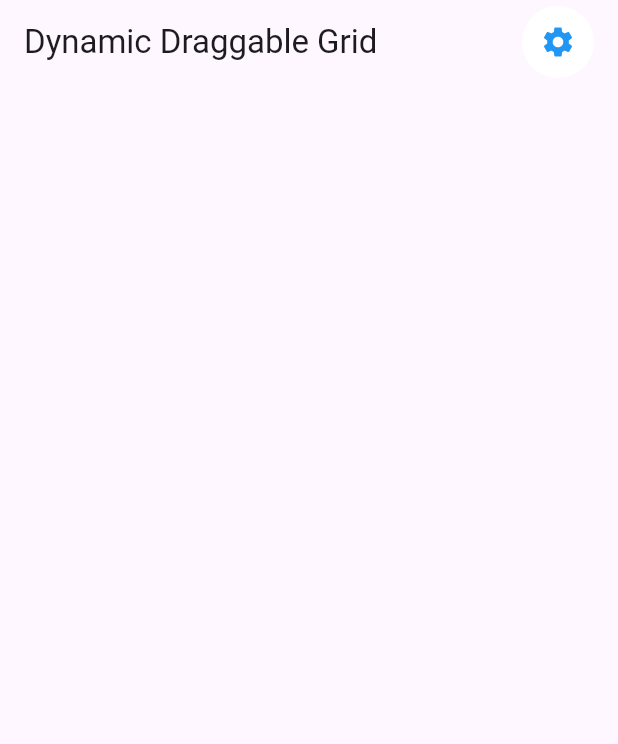
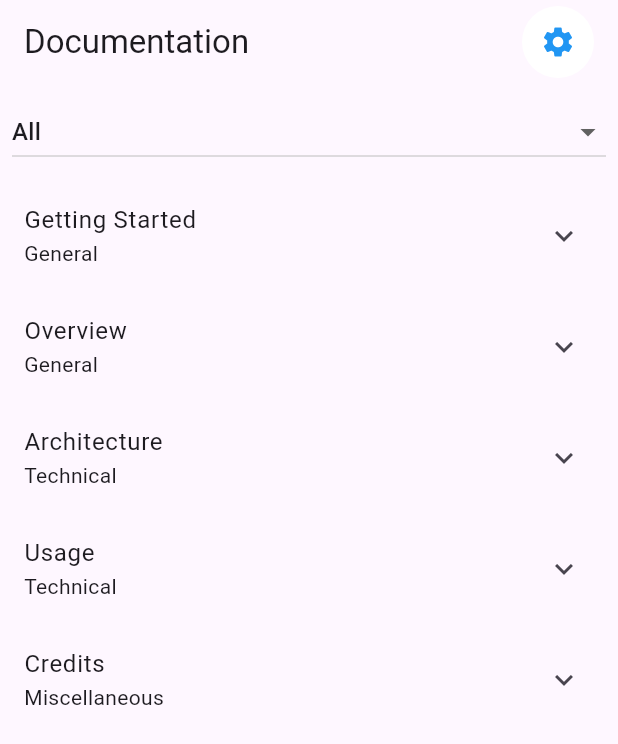
Before and after one commit to algamesh/alga_configui, a Flutter app: the screen it shows after launch, on a phone screen of 412 x 824 dp. Shown: the top 744 px of the screen. Run offline on Flutter 3.47's test engine with Material 3 defaults, Android fonts, the phone set to English and light mode, and no system bars; our stand-ins replace shared_preferences; missing offline and left inert: dart_datakit.

Commit message:
feat: config ui init

```diff
--- a/example/lib/main.dart
+++ b/example/lib/main.dart
@@ -11,18 +11,77 @@ class ExampleApp extends StatelessWidget {
   @override
   Widget build(BuildContext context) {
     return MaterialApp(
-      title: 'Config UI Example >>>>>>>>>>>>>>>',
+      title: 'Alga Config UIKit Example',
       theme: ThemeData(
         primarySwatch: Colors.blue,
       ),
-      home: const MainScreen(),
+      home: const DocumentationPage(),
     );
   }
 }
 
-class MainScreen extends StatelessWidget {
-  const MainScreen({Key? key}) : super(key: key);
+/// A Documentation Page which displays a list of facts that can be filtered and collapsed.
+///
+/// Each fact is represented as an [ExpansionTile] that can be expanded to show more details.
+class DocumentationPage extends StatefulWidget {
+  const DocumentationPage({Key? key}) : super(key: key);
 
+  @override
+  _DocumentationPageState createState() => _DocumentationPageState();
+}
+
+class _DocumentationPageState extends State<DocumentationPage> {
+  // List of facts to display.
+  final List<FactItem> _allFacts = [
+    FactItem(
+      category: 'General',
+      title: 'Getting Started',
+      description:
+          'Use the circular button in the app bar to enter the configui view.',
+    ),
+    FactItem(
+      category: 'General',
+      title: 'Overview',
+      description:
+          'configui serves to provide consistent and clean way to interact with app configurations.',
+    ),
+    FactItem(
+      category: 'Technical',
+      title: 'Architecture',
+      description: 'Package will read and write Datacat objects.',
+    ),
+    FactItem(
+      category: 'Technical',
+      title: 'Usage',
+      description:
+          'configui attachment provides apps a one stop view access to their configurations.',
+    ),
+    FactItem(
+      category: 'Miscellaneous',
+      title: 'Credits',
+      description: 'tchan',
+    ),
+  ];
+
+  // Currently selected category filter.
+  String _selectedCategory = 'All';
+
+  /// Returns a list of all unique categories with an initial 'All' option.
+  List<String> get _categories {
+    final categories = _allFacts.map((f) => f.category).toSet().toList();
+    categories.sort();
+    return ['All', ...categories];
+  }
+
+  /// Returns the list of facts filtered by the selected category.
+  List<FactItem> get _filteredFacts {
+    if (_selectedCategory == 'All') return _allFacts;
+    return _allFacts
+        .where((fact) => fact.category == _selectedCategory)
+        .toList();
+  }
+
+  /// Navigates to the configuration page.
   void _goToConfigPage(BuildContext context) {
     Navigator.push(
       context,
@@ -34,7 +93,7 @@ class MainScreen extends StatelessWidget {
   Widget build(BuildContext context) {
     return Scaffold(
       appBar: AppBar(
-        title: const Text('Dynamic Draggable Grid'),
+        title: const Text('Documentation'),
         actions: [
           Container(
             margin: const EdgeInsets.only(right: 16.0),
@@ -49,6 +108,59 @@ class MainScreen extends StatelessWidget {
           ),
         ],
       ),
+      body: Column(
+        children: [
+          // Dropdown for selecting a category filter.
+          Padding(
+            padding: const EdgeInsets.all(8.0),
+            child: DropdownButton<String>(
+              isExpanded: true,
+              value: _selectedCategory,
+              items: _categories.map((cat) {
+                return DropdownMenuItem<String>(
+                  value: cat,
+                  child: Text(cat),
+                );
+              }).toList(),
+              onChanged: (value) {
+                setState(() {
+                  _selectedCategory = value ?? 'All';
+                });
+              },
+            ),
+          ),
+          // Expanded list of collapsible facts.
+          Expanded(
+            child: ListView(
+              children: _filteredFacts.map((fact) {
+                return ExpansionTile(
+                  title: Text(fact.title),
+                  subtitle: Text(fact.category),
+                  children: [
+                    Padding(
+                      padding: const EdgeInsets.all(16.0),
+                      child: Text(fact.description),
+                    ),
+                  ],
+                );
+              }).toList(),
+            ),
+          ),
+        ],
+      ),
     );
   }
 }
+
+/// A model representing a fact with a category, title, and description.
+class FactItem {
+  final String category;
+  final String title;
+  final String description;
+
+  FactItem({
+    required this.category,
+    required this.title,
+    required this.description,
+  });
+}
--- a/example/pubspec.yaml
+++ b/example/pubspec.yaml
@@ -12,7 +12,7 @@ dependencies:
   alga_configuikit:  # Use alga_configuikit
     path: ../
   shared_preferences: ^2.5.2
-  dart_datakit: ^1.1.1+1
+  dart_datakit: ^1.1.1+2
 
 dev_dependencies:
   flutter_test:
```
Also changed, not shown: lib/alga_configuikit.dart (+4 -5 lines), lib/src/dataframe.dart (deleted, +0 -187 lines), lib/src/main.dart (deleted, +0 -76 lines), lib/src/second_page.dart (+45 -32 lines), lib/src/services/config_service.dart (+1 -7 lines), pubspec.yaml (+5 -2 lines), 2 other files.
